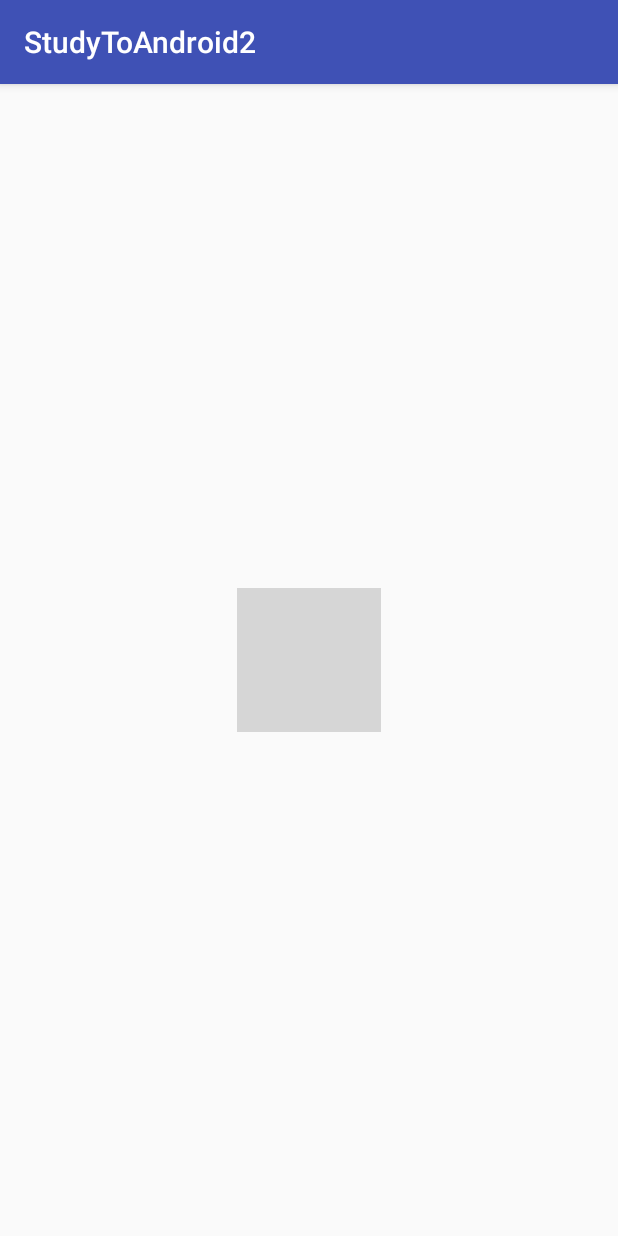
After one commit to baeyeongpyo/StudyToAndroid2, an Android app: the SufaceViewActivity screen opened directly, with no data from a screen before it, on a phone screen of 412 x 824 dp. The commit adds this screen. Run offline under Robolectric (Android 15) with nearby library versions, the phone set to English and light mode, and no system bars; grey boxes are pictures that could not be loaded.

Commit message:
SurfaceView study

```diff
--- a/app/build.gradle
+++ b/app/build.gradle
@@ -23,7 +23,7 @@ android {
 
 dependencies {
     implementation fileTree(dir: 'libs', include: ['*.jar'])
-    implementation"org.jetbrains.kotlin:kotlin-stdlib-jre7:$kotlin_version"
+    implementation "org.jetbrains.kotlin:kotlin-stdlib-jre7:$kotlin_version"
     implementation 'com.android.support:appcompat-v7:27.1.1'
     implementation 'com.android.support.constraint:constraint-layout:1.1.1'
     testImplementation 'junit:junit:4.12'
--- a/app/src/main/java/com/example/yeongpyo/studytoandroid2/MainActivity.kt
+++ b/app/src/main/java/com/example/yeongpyo/studytoandroid2/MainActivity.kt
@@ -9,7 +9,7 @@ import java.util.*
 import javax.inject.Inject
 
 class MainActivity : AppCompatActivity() {
-    @Inject lateinit var test : daggerfunction// by lazy {  }
+    @Inject lateinit var test : daggerfunction
     override fun onCreate(savedInstanceState: Bundle?) {
         super.onCreate(savedInstanceState)
         setContentView(R.layout.activity_main)
@@ -21,7 +21,6 @@ class MainActivity : AppCompatActivity() {
 class daggerfunction @Inject constructor(){
     @Provides
     fun randomNumber() : Int = Random().nextInt(100)
-
 }
 @Component(modules = arrayOf(daggerfunction::class))
 interface daggerCompat{
--- /dev/null
+++ b/app/src/main/res/layout/activity_suface_view.xml
@@ -0,0 +1,27 @@
+<?xml version="1.0" encoding="utf-8"?>
+<RelativeLayout
+    xmlns:android="http://schemas.android.com/apk/res/android"
+    xmlns:app="http://schemas.android.com/apk/res-auto"
+    xmlns:tools="http://schemas.android.com/tools"
+    android:id="@+id/relativeLayoutInQRCode"
+    android:layout_width="match_parent"
+    android:layout_height="match_parent"
+    android:layout_margin="0dp">
+
+    <SurfaceView
+        android:id="@+id/cameraSurfaceView"
+        android:layout_width="match_parent"
+        android:layout_height="match_parent"
+        android:layout_margin="0dp"
+        android:padding="0dp" />
+
+    <ImageView
+        android:id="@+id/cameraFocusQR"
+        android:layout_width="wrap_content"
+        android:layout_height="wrap_content"
+        android:layout_centerInParent="true"
+        android:layout_margin="0dp"
+        android:padding="0dp"
+        android:src="@mipmap/camerafocus" />
+
+</RelativeLayout>
--- a/gradle.properties
+++ b/gradle.properties
@@ -7,6 +7,7 @@
 # Specifies the JVM arguments used for the daemon process.
 # The setting is particularly useful for tweaking memory settings.
 org.gradle.jvmargs=-Xmx1536m
+android.enableD8=true
 # When configured, Gradle will run in incubating parallel mode.
 # This option should only be used with decoupled projects. More details, visit
 # http://www.gradle.org/docs/current/userguide/multi_project_builds.html#sec:decoupled_projects
```
Also changed, not shown: app/src/main/AndroidManifest.xml (+7 -0 lines), app/src/main/java/com/example/yeongpyo/studytoandroid2/SufaceViewActivity.kt (added, +54 -0 lines), 1 other file.
